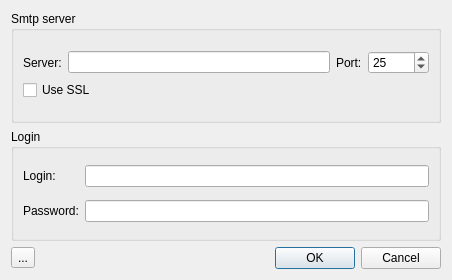
Before: the Qt Designer form smtp_set.ui in Testorator/Testik, drawn with Qt 5.
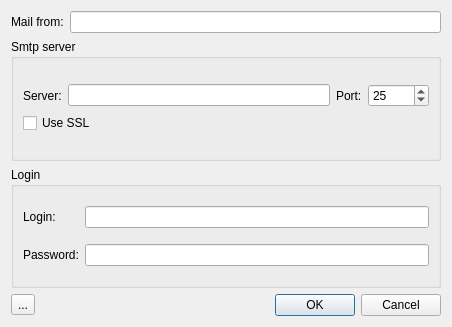
After: the same form once the commit is applied. Icons and pictures are not drawn.

```diff
--- a/smtp_set.ui
+++ b/smtp_set.ui
@@ -7,14 +7,17 @@
     <x>0</x>
     <y>0</y>
     <width>452</width>
-    <height>280</height>
+    <height>327</height>
    </rect>
   </property>
   <property name="windowTitle">
    <string>Dialog</string>
   </property>
   <layout class="QGridLayout" name="gridLayout">
-   <item row="3" column="1">
+   <item row="2" column="1">
+    <widget class="QLineEdit" name="lineEdit_mailFrom"/>
+   </item>
+   <item row="5" column="1">
     <widget class="QDialogButtonBox" name="buttonBox">
      <property name="orientation">
       <enum>Qt::Horizontal</enum>
@@ -24,7 +27,7 @@
      </property>
     </widget>
    </item>
-   <item row="3" column="0">
+   <item row="5" column="0">
     <widget class="QToolButton" name="toolButton_SendTestMsg">
      <property name="text">
       <string>...</string>
@@ -35,7 +38,7 @@
      </property>
     </widget>
    </item>
-   <item row="1" column="0" colspan="2">
+   <item row="4" column="0" colspan="2">
     <widget class="QGroupBox" name="groupBox_Login">
      <property name="title">
       <string>Login</string>
@@ -68,13 +71,20 @@
      </layout>
     </widget>
    </item>
-   <item row="0" column="0" colspan="2">
+   <item row="2" column="0">
+    <widget class="QLabel" name="label_5">
+     <property name="text">
+      <string>Mail from:</string>
+     </property>
+    </widget>
+   </item>
+   <item row="3" column="0" colspan="2">
     <widget class="QGroupBox" name="groupBox_server">
      <property name="title">
       <string>Smtp server</string>
      </property>
      <layout class="QGridLayout" name="gridLayout_3">
-      <item row="0" column="0">
+      <item row="2" column="0">
        <layout class="QGridLayout" name="gridLayout_2">
         <item row="0" column="2">
          <widget class="QLabel" name="label_2">
```
Left out of the diff: 3 changed lines with no effect on the pictures.
